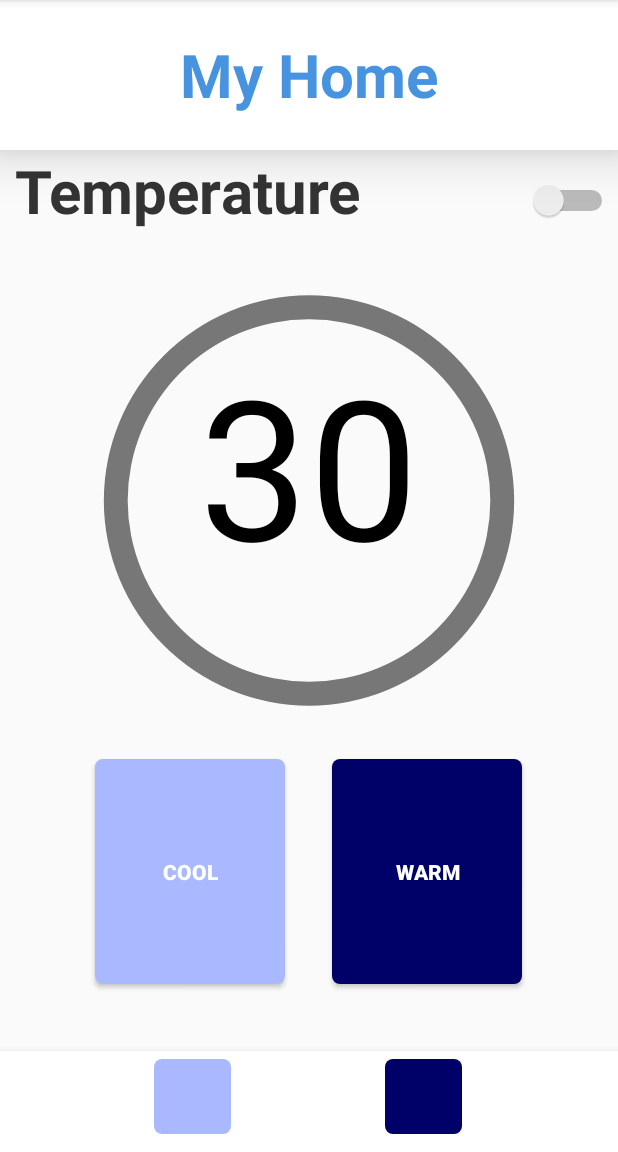
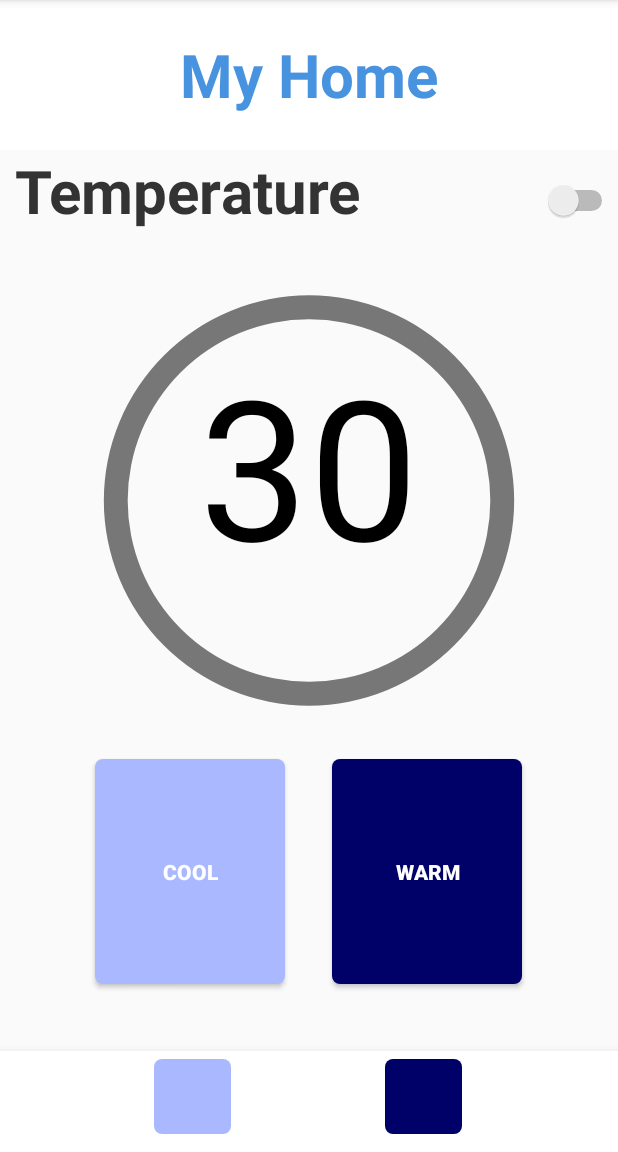
Before and after one commit to bjunseo/android-source, an Android app: the screen it shows after launch (SubActivity), after a tap on "#s", on a phone screen of 412 x 824 dp, the part 84-1236 px from its top. Run offline under Robolectric (Android 15) with nearby library versions, the phone set to English and light mode, and no system bars; 1 other tap on this screen came first.

Commit message:
[???] I don't know

```diff
--- a/M_Home_BetaTest/app/src/main/java/com/example/m_home_betatest/MainActivity.java
+++ b/M_Home_BetaTest/app/src/main/java/com/example/m_home_betatest/MainActivity.java
@@ -27,6 +27,9 @@ public class MainActivity extends AppCompatActivity {
 
         /* 아이템 추가 및 어댑터 등록 */
         dataSetting();
+
+
+
     }
 
     public void onClick(View view){
@@ -50,10 +53,6 @@ public class MainActivity extends AppCompatActivity {
         mMyAdapter.addItem(ContextCompat.getDrawable(getApplicationContext(), R.drawable.door), "door" , "" );
         mMyAdapter.addItem(ContextCompat.getDrawable(getApplicationContext(), R.drawable.window), "window" , "" );
         mMyAdapter.addItem(ContextCompat.getDrawable(getApplicationContext(), R.drawable.curtain), "curtain" , "" );
-        mMyAdapter.addItem(ContextCompat.getDrawable(getApplicationContext(), R.drawable.light_bulb), "light bulb" , "" );
-        mMyAdapter.addItem(ContextCompat.getDrawable(getApplicationContext(), R.drawable.door), "door" , "" );
-        mMyAdapter.addItem(ContextCompat.getDrawable(getApplicationContext(), R.drawable.window), "window" , "" );
-        mMyAdapter.addItem(ContextCompat.getDrawable(getApplicationContext(), R.drawable.curtain), "curtain" , "" );
 
         /* 리스트뷰에 어댑터 등록 */
         mListView.setAdapter(mMyAdapter);
--- a/M_Home_BetaTest/app/src/main/java/com/example/m_home_betatest/SubActivity.java
+++ b/M_Home_BetaTest/app/src/main/java/com/example/m_home_betatest/SubActivity.java
@@ -59,16 +59,18 @@ public class SubActivity extends AppCompatActivity {
             switch (view.getId()) {
                 case R.id.Temp_U:
                     now_temp++;
+                    if(now_temp > 35) now_temp--;
                     textView.setText(Integer.toString(now_temp));
                     break;
                 case R.id.Temp_M:
                     now_temp--;
+                    if(now_temp < 20) now_temp++;
                     textView.setText(Integer.toString(now_temp));
                     break;
             }
         }
         else {
-
+            Toast.makeText(this.getApplicationContext(), "자동모드",Toast.LENGTH_SHORT).show();
         }
     }
 }
--- a/M_Home_BetaTest/app/src/main/res/layout/activity_sub.xml
+++ b/M_Home_BetaTest/app/src/main/res/layout/activity_sub.xml
@@ -19,8 +19,7 @@
             android:text="My Home"
             android:textColor="#4893DF"
             android:textSize="40dp"
-            android:textStyle="bold"
-            android:elevation="20dp"/>
+            android:textStyle="bold"/>
 
 
         <LinearLayout
@@ -43,7 +42,7 @@
                 android:layout_width="0dp"
                 android:layout_height="match_parent"
                 android:layout_weight="1"
-                android:switchMinWidth="60dp"/>
+                android:switchMinWidth="50dp"/>
 
         </LinearLayout>
 
```
